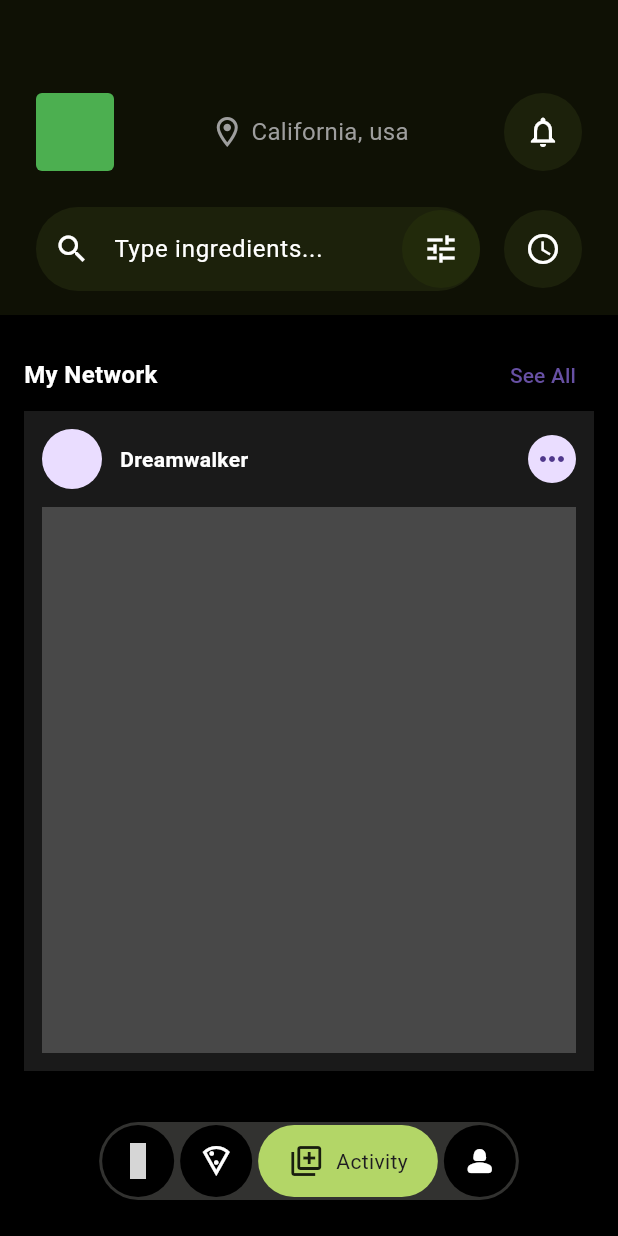
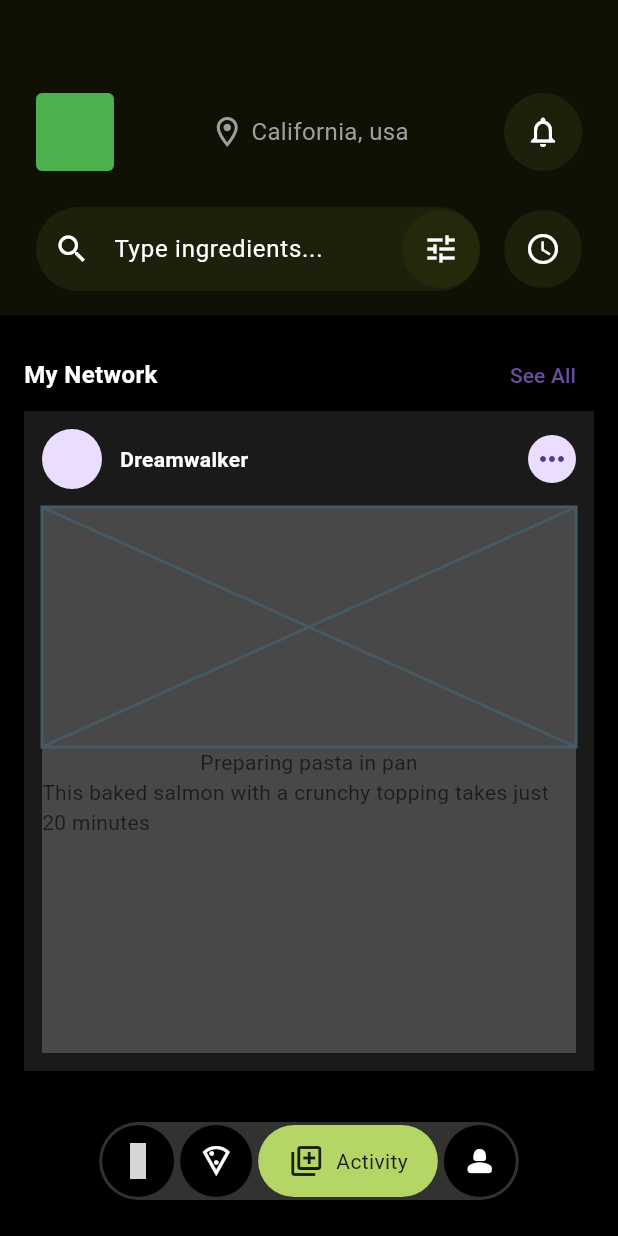
Before and after one commit to JAICHANGPARK/flutter_notebook_chapter_43, a Flutter app: the FoodOrderMainPage screen opened directly, item 3 of the bottom bar chosen, on a phone screen of 412 x 824 dp. Run offline on Flutter 3.47's test engine with Material 3 defaults, Android fonts, the phone set to English and light mode, and no system bars; our stand-ins replace gap, hugeicons, percent_indicator; network calls fail; grey boxes are pictures that could not be loaded.

Commit message:
Update food_order_activity_page.dart

```diff
--- a/lib/ep2393_food_order_app/ui/activity/food_order_activity_page.dart
+++ b/lib/ep2393_food_order_app/ui/activity/food_order_activity_page.dart
@@ -39,7 +39,7 @@ class _FoodOrderActivityPageState extends State<FoodOrderActivityPage> {
             decoration: BoxDecoration(color: Colors.white.withValues(alpha: .1)),
             padding: EdgeInsets.all(12),
             child: Column(
-              spacing:12,
+              spacing: 12,
               children: [
                 Row(
                   spacing: 12,
@@ -60,11 +60,22 @@ class _FoodOrderActivityPageState extends State<FoodOrderActivityPage> {
                   ],
                 ),
                 Expanded(
-                    child: Container(
-                  decoration: BoxDecoration(
-                    color: Colors.white.withValues(alpha: .2),
+                  child: Container(
+                    decoration: BoxDecoration(
+                      color: Colors.white.withValues(alpha: .2),
+                    ),
+                    child: Column(children: [
+                      Container(
+                        height: 160,
+                        child: Placeholder(),
+                      ),
+                      Text("Preparing pasta in pan"),
+                      Text(
+                        "This baked salmon with a crunchy topping takes just 20 minutes",
+                      ),
+                    ]),
                   ),
-                ))
+                )
               ],
             ),
           )
```
